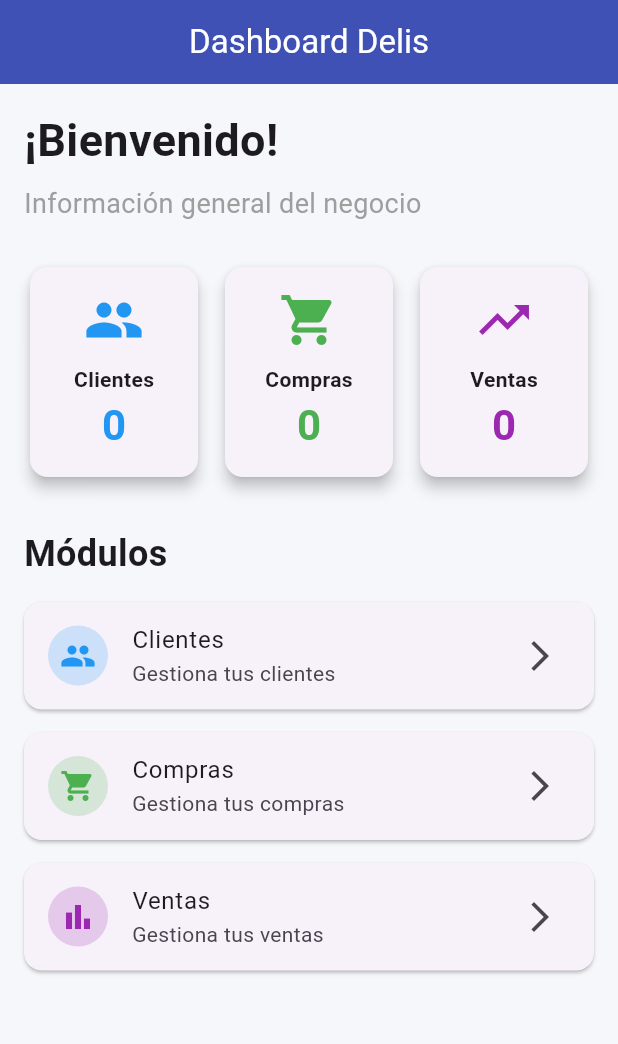
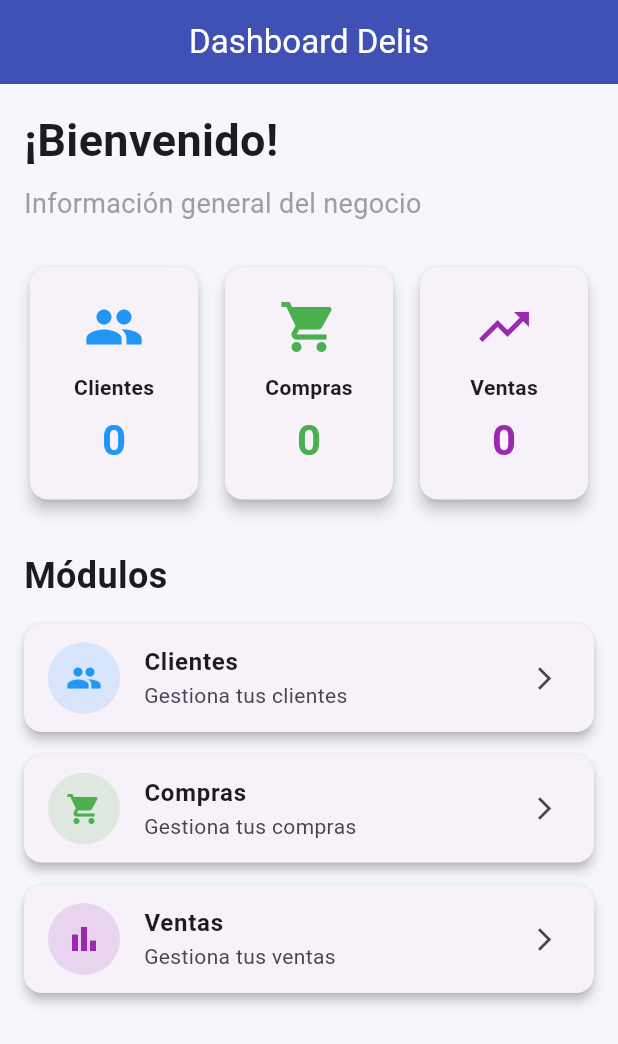
Before and after one commit to JAIRDORIA/MOVIL-DELIS, a Flutter app: the screen it shows after launch, on a phone screen of 412 x 824 dp. Shown: the top 1044 px of the screen. Run offline on Flutter 3.47's test engine with Material 3 defaults, Android fonts, the phone set to English and light mode, and no system bars; our stand-ins replace shared_preferences; network calls fail.

Commit message:
Cambios de Dashboard

```diff
--- a/lib/core/config/ruta.dart
+++ b/lib/core/config/ruta.dart
@@ -1,3 +1,3 @@
 class Ruta {
-  static String baseurl = "http://10.2.131.30:4000";
+  static String baseurl = "https://snackflow-api.onrender.com";
 }
--- a/lib/screens/dashboard/dashboard_screen.dart
+++ b/lib/screens/dashboard/dashboard_screen.dart
@@ -1,8 +1,42 @@
 import 'package:flutter/material.dart';
+import 'package:movil_delis/controllers/dashboard_controller.dart';
 import 'package:movil_delis/screens/clientes/listado_clientes_screen.dart';
 
-class Dashboard extends StatelessWidget {
+class Dashboard extends StatefulWidget {
   const Dashboard({super.key});
+
+  @override
+  State<Dashboard> createState() => _DashboardState();
+}
+
+class _DashboardState extends State<Dashboard> {
+  final DashboardController controller = DashboardController();
+
+  int totalClientes = 0;
+  int totalCompras = 0;
+  int totalVentas = 0;
+
+  @override
+  void initState() {
+    super.initState();
+    cargarDatos();
+  }
+
+  Future<void> cargarDatos() async {
+    try {
+      final clientes = await controller.obtenerClientes();
+      final compras = await controller.obtenerCompras();
+      final ventas = await controller.obtenerVentas();
+
+      setState(() {
+        totalClientes = clientes.length;
+        totalCompras = compras.length;
+        totalVentas = ventas.length;
+      });
+    } catch (e) {
+      debugPrint("Error: $e");
+    }
+  }
 
   @override
   Widget build(BuildContext context) {
@@ -14,12 +48,11 @@ class Dashboard extends StatelessWidget {
         title: const Text("Dashboard Delis"),
         centerTitle: true,
       ),
-      body: Padding(
+      body: RefreshIndicator(
+        onRefresh: cargarDatos,
+        child: ListView(
           padding: const EdgeInsets.all(16),
-        child: Column(
-          crossAxisAlignment: CrossAxisAlignment.start,
           children: [
-
             const Text(
               "¡Bienvenido!",
               style: TextStyle(
@@ -45,7 +78,7 @@ class Dashboard extends StatelessWidget {
                 Expanded(
                   child: tarjetaInfo(
                     "Clientes",
-                    "0",
+                    totalClientes.toString(),
                     Icons.people,
                     Colors.blue,
                   ),
@@ -54,7 +87,7 @@ class Dashboard extends StatelessWidget {
                 Expanded(
                   child: tarjetaInfo(
                     "Compras",
-                    "0",
+                    totalCompras.toString(),
                     Icons.shopping_cart,
                     Colors.green,
                   ),
@@ -63,7 +96,7 @@ class Dashboard extends StatelessWidget {
                 Expanded(
                   child: tarjetaInfo(
                     "Ventas",
-                    "0",
+                    totalVentas.toString(),
                     Icons.trending_up,
                     Colors.purple,
                   ),
@@ -93,7 +126,7 @@ class Dashboard extends StatelessWidget {
                 Navigator.push(
                   context,
                   MaterialPageRoute(
-                    builder: (context) => const ListadoClientesScreen(),
+                    builder: (_) => const ListadoClientesScreen(),
                   ),
                 );
               },
@@ -106,7 +139,7 @@ class Dashboard extends StatelessWidget {
               Icons.shopping_cart,
               Colors.green,
               () {
-                // Navegar a compras
+
               },
             ),
 
@@ -117,7 +150,7 @@ class Dashboard extends StatelessWidget {
               Icons.bar_chart,
               Colors.purple,
               () {
-                // Navegar a ventas
+                // TODO: Navegar a Ventas
               },
             ),
           ],
@@ -135,10 +168,14 @@ class Dashboard extends StatelessWidget {
     return Card(
       elevation: 4,
       child: Padding(
-        padding: const EdgeInsets.all(15),
+        padding: const EdgeInsets.symmetric(vertical: 20),
         child: Column(
           children: [
-            Icon(icono, size: 40, color: color),
+            Icon(
+              icono,
+              size: 40,
+              color: color,
+            ),
             const SizedBox(height: 10),
             Text(
               titulo,
@@ -146,6 +183,7 @@ class Dashboard extends StatelessWidget {
                 fontWeight: FontWeight.bold,
               ),
             ),
+            const SizedBox(height: 5),
             Text(
               cantidad,
               style: TextStyle(
@@ -169,15 +207,23 @@ class Dashboard extends StatelessWidget {
     VoidCallback onTap,
   ) {
     return Card(
+      elevation: 3,
       margin: const EdgeInsets.only(bottom: 15),
       child: ListTile(
         leading: CircleAvatar(
-          backgroundColor: color.withOpacity(0.2),
-          child: Icon(icono, color: color),
+          radius: 24,
+          backgroundColor: color.withOpacity(0.15),
+          child: Icon(
+            icono,
+            color: color,
           ),
-        title: Text(titulo),
+        ),
+        title: Text(
+          titulo,
+          style: const TextStyle(fontWeight: FontWeight.bold),
+        ),
         subtitle: Text(subtitulo),
-        trailing: const Icon(Icons.arrow_forward_ios),
+        trailing: const Icon(Icons.arrow_forward_ios, size: 18),
         onTap: onTap,
       ),
     );
```
Also changed, not shown: lib/controllers/dashboard_controller.dart (+21 -8 lines). Lines whose indentation alone changed are shown as unchanged.
